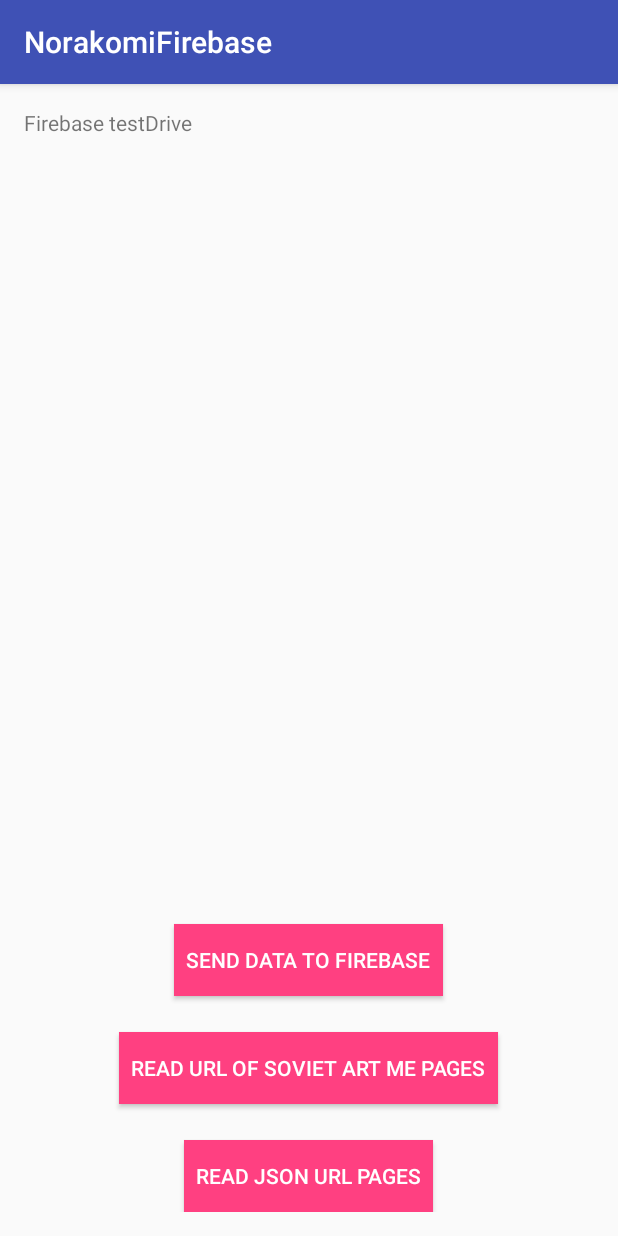
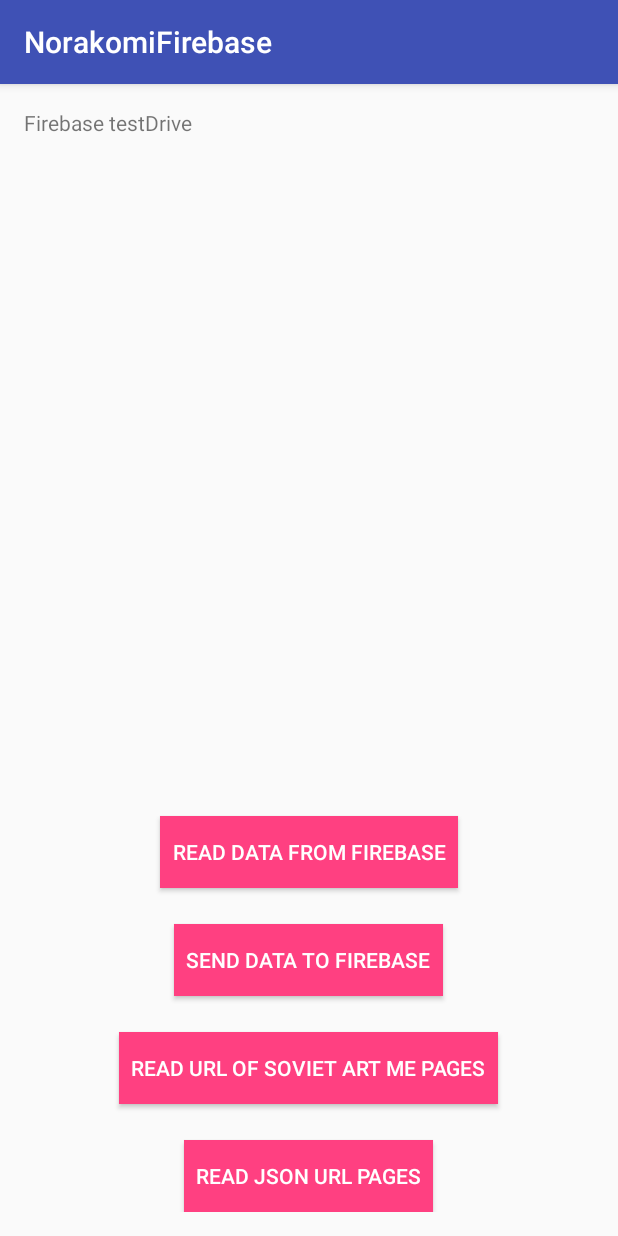
Before and after one commit to RikNorakomi/FirebaseAndroid, an Android app: the screen it shows after launch (MainActivity), on a phone screen of 412 x 824 dp. Run offline under Robolectric (Android 15) with nearby library versions, the phone set to English and light mode, and no system bars; our stand-ins replace Volley; libraries missing offline, so code that uses them is left out: com.firebase.client; 2 statements that could not run were skipped.

Commit message:
* 618 posters added to firebase * added reading data example button + log output

```diff
--- a/app/src/main/java/norakomi/com/norakomifirebase/Constants.java
+++ b/app/src/main/java/norakomi/com/norakomifirebase/Constants.java
@@ -5,7 +5,8 @@ package norakomi.com.norakomifirebase;
  */
 public class Constants {
 
-    public static final String FIREBASE_HOME = "https://dazzling-inferno-8912.firebaseio.com/";
+    public static final String FIREBASE_HOME = "https://dazzling-inferno-8912.firebaseio.com";
+    public static final String FIREBASE_HOME_POSTERS = "https://dazzling-inferno-8912.firebaseio.com/posters";
     public static final String FIREBASE_BASE_PATH = "dazzling-inferno-8912";
 
     // fire base object nodes
--- a/app/src/main/java/norakomi/com/norakomifirebase/FirebaseManager.java
+++ b/app/src/main/java/norakomi/com/norakomifirebase/FirebaseManager.java
@@ -37,6 +37,8 @@ public class FirebaseManager {
 
         return instance;
     }
+
+    public Firebase getFirebaseReference(){return firebaseReference;}
 
     public void writeToFirebase(@NonNull String childNode, @NonNull Object firebaseObject) {
         if (firebaseReference == null) {
@@ -81,8 +83,8 @@ public class FirebaseManager {
 //        firebaseReference.child(childNode).setValue(firebaseObject);
     }
 
-    public void readFromFirebase(String childNode, ValueEventListener responseListener) {
-        firebaseReference.child(childNode).addValueEventListener(responseListener);
+    public void readFromFirebase(String childNode, ValueEventListener valueEventListener) {
+        firebaseReference.child(childNode).addValueEventListener(valueEventListener);
     }
 
     /**
--- a/app/src/main/java/norakomi/com/norakomifirebase/MainActivity.java
+++ b/app/src/main/java/norakomi/com/norakomifirebase/MainActivity.java
@@ -9,9 +9,11 @@ import android.widget.TextView;
 
 import com.android.volley.Response;
 import com.android.volley.VolleyError;
+import com.firebase.client.ChildEventListener;
 import com.firebase.client.DataSnapshot;
+import com.firebase.client.Firebase;
 import com.firebase.client.FirebaseError;
-import com.firebase.client.ValueEventListener;
+import com.firebase.client.Query;
 
 import org.json.JSONArray;
 import org.json.JSONException;
@@ -19,8 +21,6 @@ import org.json.JSONObject;
 
 import java.lang.ref.WeakReference;
 import java.util.ArrayList;
-import java.util.Arrays;
-import java.util.List;
 
 import norakomi.com.norakomifirebase.JSoup.ParseUrl;
 import norakomi.com.norakomifirebase.models.SovietArtMePage;
@@ -41,13 +41,14 @@ public class MainActivity extends AppCompatActivity implements UrlParsedCallback
      */
 
     private final String TAG = getClass().getSimpleName();
+    private final String FIREBASE_POSTERS_NODE = "posters";
 
     /**
      * Firebase documentation:
      * <p/>
      * https://www.firebase.com/docs/android/quickstart.html
      * https://www.firebase.com/docs/android/guide/understanding-data.html
-     * Firebase en arrays: https://www.firebase.com/blog/2014-04-28-best-practices-arrays-in-firebase.html
+     * Firebase and arrays: https://www.firebase.com/blog/2014-04-28-best-practices-arrays-in-firebase.html
      */
 
 
@@ -61,6 +62,8 @@ public class MainActivity extends AppCompatActivity implements UrlParsedCallback
     @Override
     protected void onCreate(Bundle savedInstanceState) {
         super.onCreate(savedInstanceState);
+        SovietArtMeCrawler.processedIDs.clear();
+
         setContentView(R.layout.activity_main);
         resultView = (TextView) findViewById(R.id.resultView);
 //        resultView.setMovementMethod(new ScrollingMovementMethod());
@@ -75,51 +78,96 @@ public class MainActivity extends AppCompatActivity implements UrlParsedCallback
 
         // create an array of url for crawler to handle
         // test list for storing in firebase
-        List<String> testList = Arrays.asList(
-                "sovietart.me/posters/all/page1/2",
-                "sovietart.me/posters/all/page1/3",
-                "sovietart.me/posters/all/page1/4",
-                "sovietart.me/posters/all/page1/1"
-        );
+//        List<String> testList = Arrays.asList(
+//                "sovietart.me/posters/all/page1/2",
+//                "sovietart.me/posters/all/page1/3",
+//                "sovietart.me/posters/all/page1/4",
+//                "sovietart.me/posters/all/page1/1"
+//        );
 
         urlsToCrawl = new ArrayList<>();
-        urlsToCrawl.addAll(testList);
-        App.log(TAG, "url to crawl = " + urlsToCrawl.get(0));
+//        urlsToCrawl.addAll(testList);
+//        App.log(TAG, "url to crawl = " + urlsToCrawl.get(0));
 
-        firebaseManager.writeToFirebase(Constants.childNodePages, testList);
-        firebaseManager.readFromFirebase(Constants.childNodePages, new ValueEventListener() {
-            @Override
-            public void onDataChange(DataSnapshot dataSnapshot) {
-                String resultText = "Received data from " + Constants.childNodePages + ": " + dataSnapshot.toString();
-                App.log(TAG, resultText);
-                if (resultView != null) {
-                    resultView.setText(resultText);
-                }
-            }
-
-            @Override
-            public void onCancelled(FirebaseError firebaseError) {
-                App.log(TAG, "could get data from firebase: firebaseError=" + firebaseError.toString());
-                App.log(TAG, "Error details:" + firebaseError.getDetails());
-
-            }
-        });
+//        firebaseManager.writeToFirebase(Constants.childNodePages, testList);
+//        firebaseManager.readFromFirebase(Constants.childNodePages, new ValueEventListener() {
+//            @Override
+//            public void onDataChange(DataSnapshot dataSnapshot) {
+//                String resultText = "Received data from " + Constants.childNodePages + ": " + dataSnapshot.toString();
+//                App.log(TAG, resultText);
+//                if (resultView != null) {
+//                    resultView.setText(resultText);
+//                }
+//            }
+//
+//            @Override
+//            public void onCancelled(FirebaseError firebaseError) {
+//                App.log(TAG, "could get data from firebase: firebaseError=" + firebaseError.toString());
+//                App.log(TAG, "Error details:" + firebaseError.getDetails());
+//
+//            }
+//        });
     }
 
     public void buttonSendDataToFirebase(View view) {
         App.log(TAG, "firebase test");
         firebaseManager.writeToFirebaseTest(sovietArtMePagesArray);
+    }
 
-//        App.log(TAG, "in buttonSendDataToFirebase");
-//        if (sovietArtMePagesArray.isEmpty()) {
-//            Toast.makeText(this, "Currently no crawled pages collected", Toast.LENGTH_LONG).show();
-//            return;
-//        }
+    /*
+    * Example of how to query firebase
+    * */
+    public void buttonReadPosterDataFromFirebase(View view) {
+        Firebase reference = new Firebase(Constants.FIREBASE_HOME_POSTERS);
+        Query queryRef = reference.orderByChild("intID");
+        queryRef.addChildEventListener(new ChildEventListener() {
+            @Override
+            public void onChildAdded(DataSnapshot dataSnapshot, String s) {
+                SovietArtMePage page = dataSnapshot.getValue(SovietArtMePage.class);
+                App.log(TAG, "pageID: " + page.getIntID());
+                App.log(TAG, page.toString());
+            }
+
+            @Override
+            public void onChildChanged(DataSnapshot dataSnapshot, String s) {
+
+            }
+
+            @Override
+            public void onChildRemoved(DataSnapshot dataSnapshot) {
+
+            }
+
+            @Override
+            public void onChildMoved(DataSnapshot dataSnapshot, String s) {
+
+            }
+
+            @Override
+            public void onCancelled(FirebaseError firebaseError) {
+
+            }
+        });
+
+//        firebaseManager.readFromFirebase(FIREBASE_POSTERS_NODE, new ValueEventListener() {
+//            @Override
+//            public void onDataChange(DataSnapshot dataSnapshot) {
+//                App.log(TAG, "Data changed on: " + FIREBASE_POSTERS_NODE + "\n" +
+//                        " " + dataSnapshot.getValue());
+//                List<SovietArtMePage> posters = (List<SovietArtMePage>) dataSnapshot.getValue(SovietArtMePage.class);
+//                App.log(TAG, "poster# = " + posters.size());
+////                for (SovietArtMePage poster : posters) {
+//                    App.log(TAG, "" + posters.get(1).toString());
+////
+////                }
 //
-//        for (SovietArtMePage s: sovietArtMePagesArray   ) {
-//            App.log(TAG, "writing Page to Firebase: " + s.toString());
-//            firebaseManager.writeToFirebase(Constants.childNodePosters, (int) s.getIntID(), s);
-//        }
+//            }
+//
+//            @Override
+//            public void onCancelled(FirebaseError firebaseError) {
+//                App.log(TAG, "in onCancelled: firebase Error.");
+//            }
+//        });
     }
 
     public void buttonCrawlPagesClicked(View view) {
@@ -127,7 +175,7 @@ public class MainActivity extends AppCompatActivity implements UrlParsedCallback
         App.log(TAG, msg);
         resultView.setText(msg);
 
-        int maxUrls = 10;
+        int maxUrls = urlsToCrawl.size();
         for (int i = 0; i < maxUrls; i++) {
             ParseUrl urlParser = new ParseUrl(new WeakReference<UrlParsedCallback>(this));
             urlParser.executeOnExecutor(AsyncTask.SERIAL_EXECUTOR, urlsToCrawl.get(i));
@@ -222,5 +270,6 @@ public class MainActivity extends AppCompatActivity implements UrlParsedCallback
         resultView.setText(errorMsg);
     }
 
+
     //End region volley callback methods
 }
--- a/app/src/main/res/layout/activity_main.xml
+++ b/app/src/main/res/layout/activity_main.xml
@@ -15,6 +15,20 @@
         android:layout_height="wrap_content"
         android:layout_alignParentTop="true"
         android:text="Firebase testDrive"/>
+
+    <Button
+        android:id="@+id/buttonReadPosterDataFromFirebase"
+        android:layout_width="wrap_content"
+        android:layout_height="wrap_content"
+        android:layout_above="@+id/buttonSendDataToFirebase"
+        android:layout_centerHorizontal="true"
+        android:layout_marginBottom="24dp"
+        android:background="@color/colorAccent"
+        android:onClick="buttonReadPosterDataFromFirebase"
+        android:padding="8dp"
+        android:text="read data from firebase"
+        android:textColor="#fff"
+        android:textSize="14sp"/>
 
     <Button
         android:id="@+id/buttonSendDataToFirebase"
```
Also changed, not shown: app/src/main/java/norakomi/com/norakomifirebase/JSoup/ParseUrl.java (+15 -0 lines), app/src/main/java/norakomi/com/norakomifirebase/SovietArtMeCrawler.java (+25 -4 lines).
